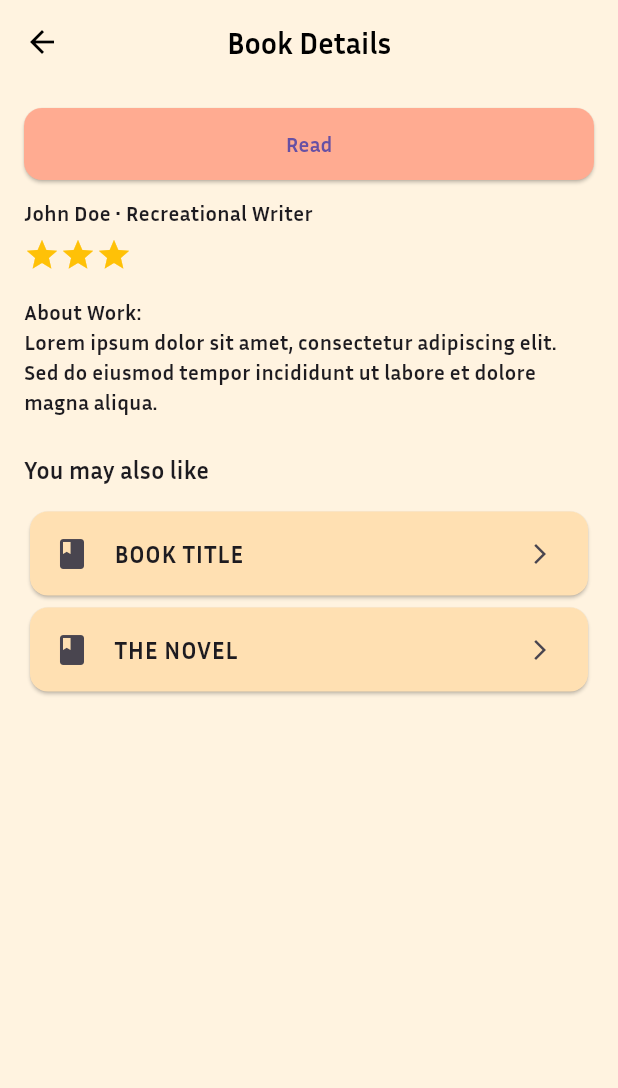
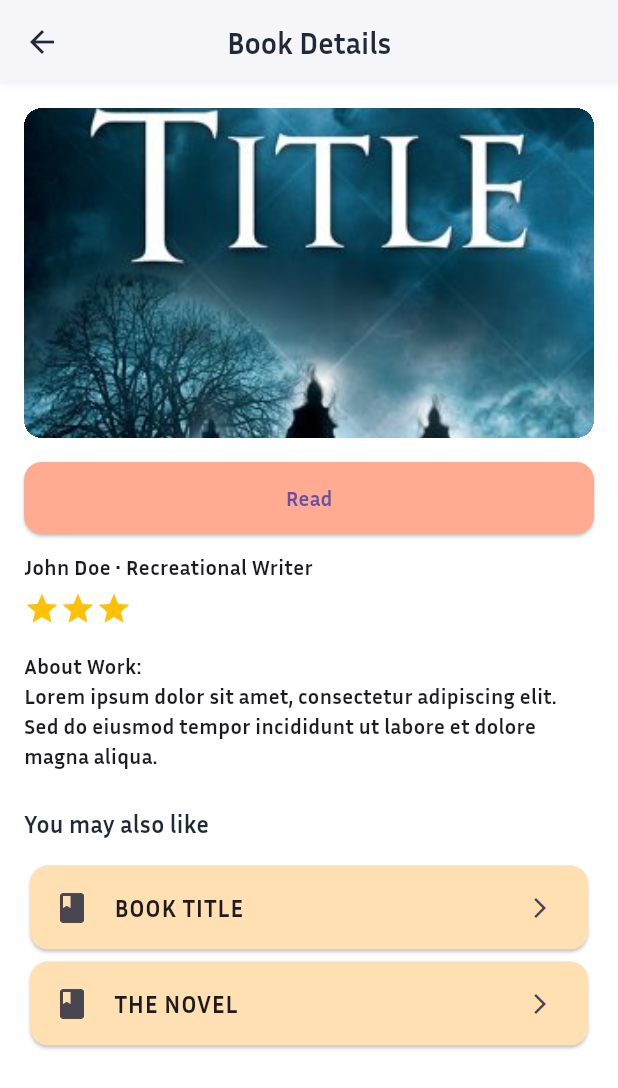
Before and after one commit to apala-1/not_a_writing_app, a Flutter app: the BookDetailScreen screen opened directly, on a phone screen of 412 x 824 dp. Shown: the top 1088 px of the screen. Run offline on Flutter 3.47's test engine with Material 3 defaults, Android fonts, the phone set to English and light mode, and no system bars.

Commit message:
Changing theme in book details

```diff
--- a/lib/screens/bottom_screens/book_browser_screen.dart
+++ b/lib/screens/bottom_screens/book_browser_screen.dart
@@ -1,4 +1,5 @@
 import 'package:flutter/material.dart';
+import 'package:not_a_writing_app/theme/colors.dart';
 import 'package:not_a_writing_app/widgets/book_list_tile.dart';
 import 'package:not_a_writing_app/widgets/book_search_bar.dart';
 import 'package:not_a_writing_app/widgets/genre_chip_list.dart';
@@ -10,25 +11,35 @@ class BookBrowserScreen extends StatelessWidget {
   @override
   Widget build(BuildContext context) {
     return Scaffold(
-      backgroundColor: Colors.pink.shade50,
+      backgroundColor: AppColors.background,
       appBar: AppBar(
-        backgroundColor: Colors.pink.shade50,
-        elevation: 0,
+        backgroundColor: AppColors.background,
+        elevation: 1.5,
+        shadowColor: Colors.black12,
         title: const Text(
           'Browse Books',
-          style: TextStyle(color: Colors.black),
+          style: TextStyle(
+            color: AppColors.textPrimary,
+            fontWeight: FontWeight.bold,
+          ),
         ),
-        iconTheme: const IconThemeData(color: Colors.black),
+        iconTheme: const IconThemeData(color: AppColors.textPrimary),
       ),
       body: Padding(
         padding: const EdgeInsets.all(16),
         child: ListView(
           children: const [
+            // 🔍 Search bar
             BookSearchBar(),
+
             SizedBox(height: 16),
+
+            // 📚 Genre chips
             GenreChipList(),
+
             SizedBox(height: 24),
 
+            // 📖 Book List
             SectionHeader(title: 'Book List'),
             BookListTile(
               title: 'OTHER LONDON',
@@ -43,6 +54,7 @@ class BookBrowserScreen extends StatelessWidget {
 
             SizedBox(height: 24),
 
+            // 🌟 Most Popular
             SectionHeader(title: 'Most Popular'),
             BookListTile(
               title: 'BOOK TITLE',
--- a/lib/screens/bottom_screens/book_detail_screen.dart
+++ b/lib/screens/bottom_screens/book_detail_screen.dart
@@ -1,4 +1,5 @@
 import 'package:flutter/material.dart';
+import 'package:not_a_writing_app/theme/colors.dart';
 import 'package:not_a_writing_app/widgets/book_about_section.dart';
 import 'package:not_a_writing_app/widgets/book_action_button.dart';
 import 'package:not_a_writing_app/widgets/book_author_section.dart';
@@ -11,35 +12,61 @@ class BookDetailScreen extends StatelessWidget {
   @override
   Widget build(BuildContext context) {
     return Scaffold(
-      backgroundColor: Colors.orange.shade50,
+      backgroundColor: AppColors.background,
       appBar: AppBar(
-        backgroundColor: Colors.orange.shade50,
-        elevation: 0,
-        iconTheme: const IconThemeData(color: Colors.black),
+        backgroundColor: AppColors.background,
+        elevation: 1.5,
+        shadowColor: Colors.black12,
+        iconTheme: const IconThemeData(color: AppColors.textPrimary),
         title: const Text(
           'Book Details',
-          style: TextStyle(color: Colors.black),
+          style: TextStyle(
+            color: AppColors.textPrimary,
+            fontWeight: FontWeight.bold,
+          ),
         ),
       ),
       body: Padding(
         padding: const EdgeInsets.all(16),
         child: ListView(
-          children: const [
+          children: [
+            Container(
+              decoration: BoxDecoration(
+                color: AppColors.cardBackground,
+                borderRadius: BorderRadius.circular(12),
+              ),
+              clipBehavior: Clip.hardEdge,
+              child: Image.asset(
+                'assets/images/book_cover_two.png',
+                height: 220,
+                fit: BoxFit.cover,
+              ),
+            ),
+
+            const SizedBox(height: 16),
+
+            // Read Button
             BookActionButton(),
-            SizedBox(height: 12),
-            BookAuthorSection(),
-            SizedBox(height: 6),
-            BookRatingRow(),
-            SizedBox(height: 16),
-            BookAboutSection(),
-            SizedBox(height: 24),
-            Text(
+
+            const SizedBox(height: 12),
+            const BookAuthorSection(),
+            const SizedBox(height: 6),
+            const BookRatingRow(),
+            const SizedBox(height: 16),
+            const BookAboutSection(),
+            const SizedBox(height: 24),
+
+            const Text(
               'You may also like',
-              style: TextStyle(fontSize: 16, fontWeight: FontWeight.bold),
+              style: TextStyle(
+                fontSize: 16,
+                fontWeight: FontWeight.bold,
+                color: AppColors.textPrimary,
+              ),
             ),
-            SizedBox(height: 12),
-            BookSuggestionTile(title: 'BOOK TITLE'),
-            BookSuggestionTile(title: 'THE NOVEL'),
+            const SizedBox(height: 12),
+            const BookSuggestionTile(title: 'BOOK TITLE'),
+            const BookSuggestionTile(title: 'THE NOVEL'),
           ],
         ),
       ),
```
Also changed, not shown: assets/images/book_cover_two.png (added).
